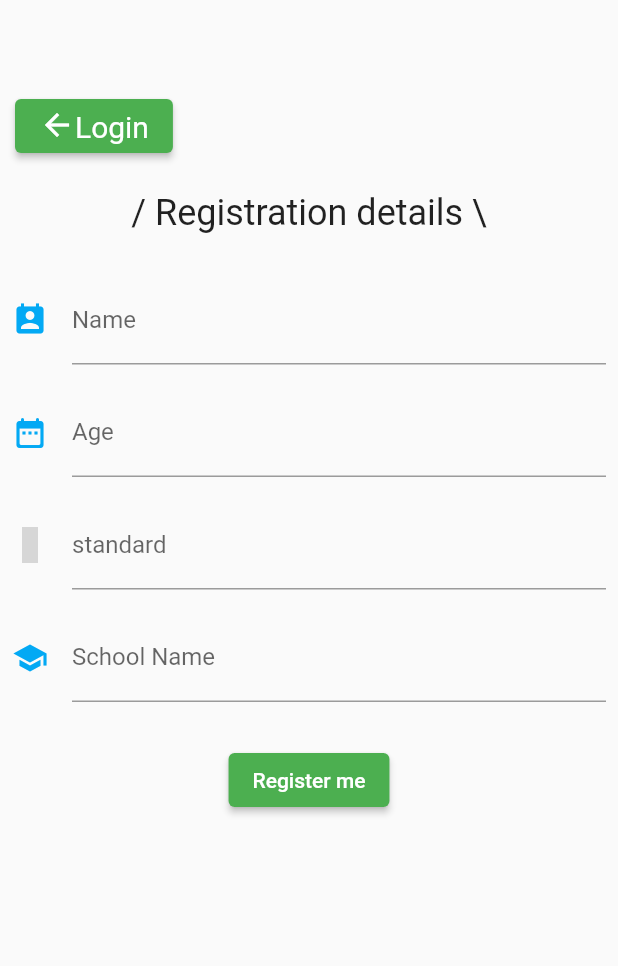
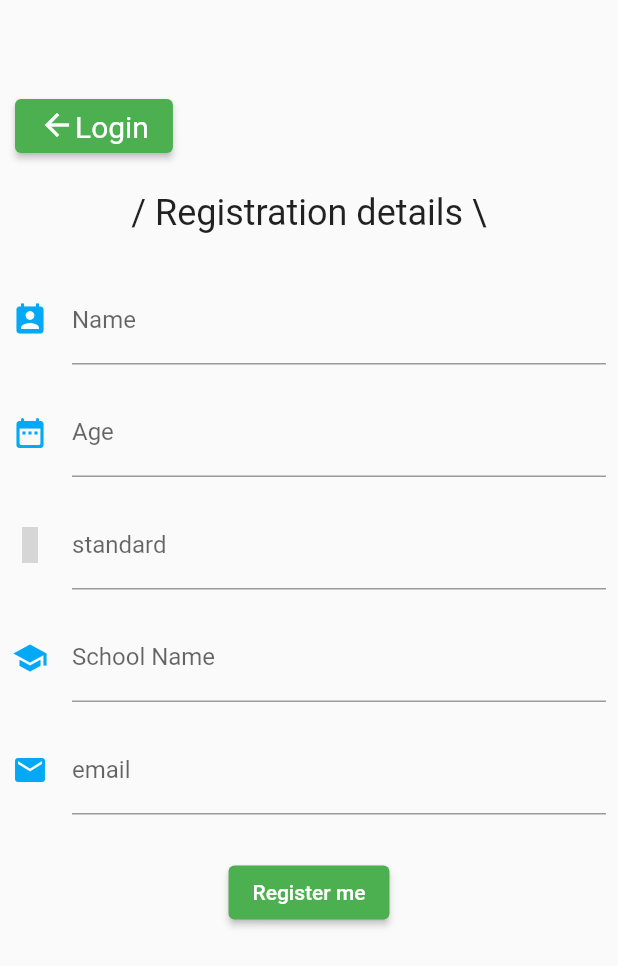
Before and after one commit to awwush/AntiKidMania-1, a Flutter app: the SignUp screen opened by its route, on a phone screen of 412 x 824 dp. Shown: the top 966 px of the screen. Run offline on Flutter 3.47's test engine with Material 2 defaults, Android fonts, the phone set to English and light mode, and no system bars; our stand-ins replace cloud_firestore, firebase_core; accounts and stored records are empty; statements that could not run were skipped; grey boxes are pictures that could not be loaded.

Commit message:
added email address

```diff
--- a/lib/pages/sign_up_page.dart
+++ b/lib/pages/sign_up_page.dart
@@ -61,6 +61,7 @@ class _SignUpState extends State<SignUp> {
                           _showAge(),
                           _showStandard(),
                           _showSchool(),
+                          _email(),
                           SizedBox(height: 20),
                           _submitDetails(),
                         ]
@@ -180,6 +181,29 @@ class _SignUpState extends State<SignUp> {
     );
   }
 
+  Widget _email(){
+    return Padding(
+      padding: const EdgeInsets.all(8.0),
+      child: TextFormField(
+        keyboardType: TextInputType.email,
+        maxLines: 1,
+        decoration: new InputDecoration(
+//          just trying, of no use
+//          fillColor: Colors.orange,
+          labelText: "email",
+          hintText: "abc@efg.com",
+          icon: Icon(
+            Icons.email,
+            color: Colors.lightBlue,
+          ),
+        ),
+        validator: (value) {
+          // TODO: show standard validation limit till 12
+        },
+      ),
+    );
+  }
+
 
   Widget _submitDetails(){
     return Center(
```
